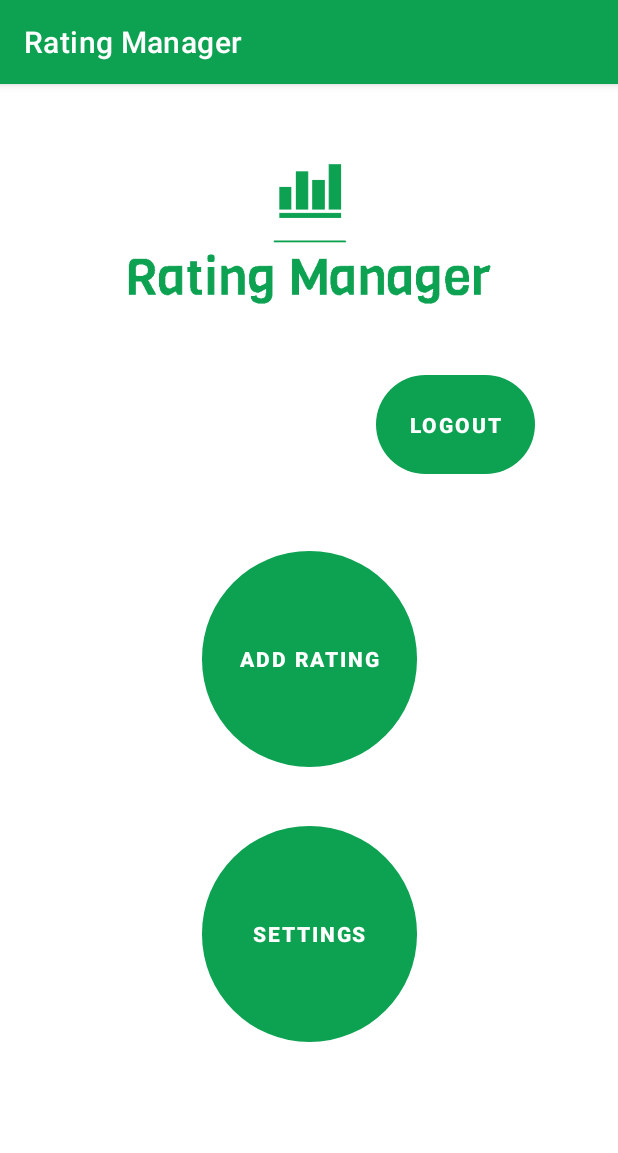
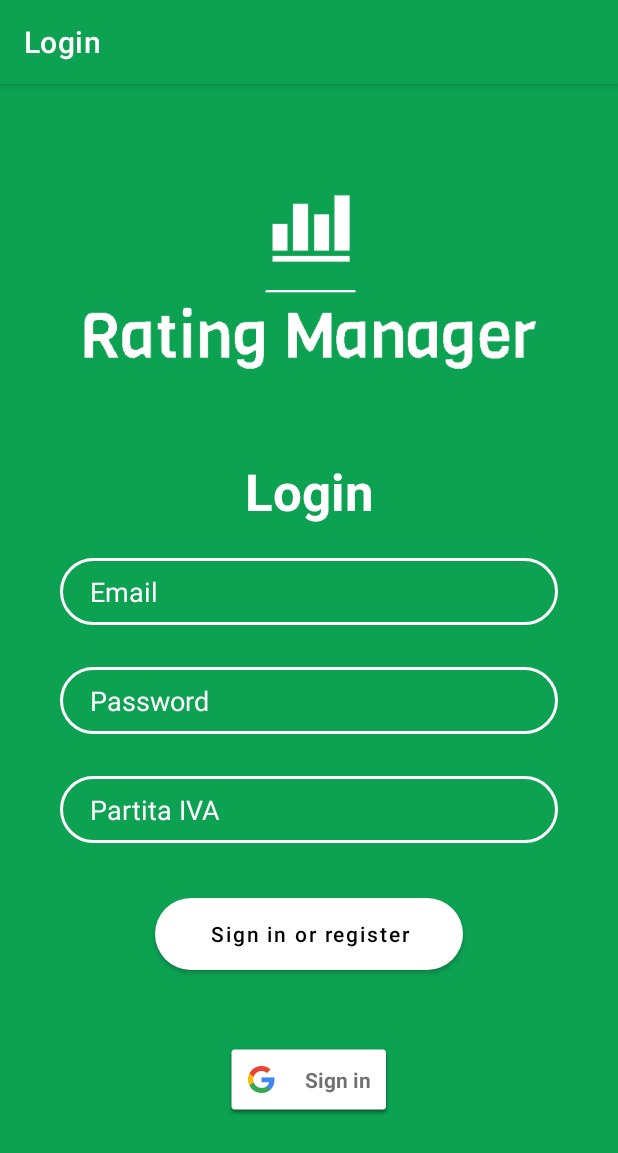
Before and after one commit to Tod-dev/Best-Client-v2, an Android app: the screen it shows after launch (MainActivity before the commit, LoginActivity after it), on a phone screen of 412 x 824 dp. Shown: the top 1153 px of the screen. Run offline under Robolectric (Android 15) with nearby library versions, the phone set to English and light mode, and no system bars; our stand-ins replace Firebase (no records; nobody signed in at launch, a user with empty details on screens opened directly).

Commit message:
Creazione nuovo utente

```diff
--- a/app/src/main/java/com/example/progettobiancotodaro/MainActivity.java
+++ b/app/src/main/java/com/example/progettobiancotodaro/MainActivity.java
@@ -113,11 +113,11 @@ public class MainActivity extends AppCompatActivity {
         //Toast.makeText(this,"sign in", Toast.LENGTH_SHORT).show();
         GoogleSignInAccount account = GoogleSignIn.getLastSignedInAccount(this);
 
-       /* if(account == null){
+        if(account == null){
             Intent intent = new Intent(MainActivity.this, LoginActivity.class);
             startActivity(intent);
         }
-        */
+
     }
 
     private void signOut() {
--- a/app/src/main/java/com/example/progettobiancotodaro/ui/login/LoginActivity.java
+++ b/app/src/main/java/com/example/progettobiancotodaro/ui/login/LoginActivity.java
@@ -3,7 +3,11 @@ package  com.example.progettobiancotodaro.ui.login;
 import android.content.Intent;
 import android.os.Bundle;
 import android.util.Log;
+import android.view.View;
+import android.widget.Button;
+import android.widget.EditText;
 
+import androidx.annotation.NonNull;
 import androidx.appcompat.app.AppCompatActivity;
 
 import com.example.progettobiancotodaro.MainActivity;
@@ -13,18 +17,40 @@ import com.google.android.gms.auth.api.signin.GoogleSignInAccount;
 import com.google.android.gms.auth.api.signin.GoogleSignInClient;
 import com.google.android.gms.auth.api.signin.GoogleSignInOptions;
 import com.google.android.gms.common.api.ApiException;
+import com.google.android.gms.tasks.OnCompleteListener;
 import com.google.android.gms.tasks.Task;
+import com.google.firebase.auth.AuthResult;
+import com.google.firebase.auth.FirebaseAuth;
+import com.google.firebase.database.FirebaseDatabase;
+
+import java.util.Objects;
 
 public class LoginActivity extends AppCompatActivity {
     int RC_SIGN_IN = 0;
     GoogleSignInClient mGoogleSignInClient;
+    Button loginBtn;
+    EditText email;
+    EditText password;
+    EditText piva;
+    private FirebaseAuth auth;
 
     @Override
     public void onCreate(Bundle savedInstanceState) {
         super.onCreate(savedInstanceState);
         setContentView(R.layout.activity_login);
 
-        GoogleSignInOptions gso = new GoogleSignInOptions.Builder(GoogleSignInOptions.DEFAULT_SIGN_IN)
+        email = findViewById(R.id.email);
+        password = findViewById(R.id.password);
+        piva = findViewById(R.id.piva);
+
+        loginBtn = findViewById(R.id.login);
+        loginBtn.setOnClickListener(new View.OnClickListener() {
+            @Override
+            public void onClick(View v) {
+                registerUser();
+            }
+        });
+        /*GoogleSignInOptions gso = new GoogleSignInOptions.Builder(GoogleSignInOptions.DEFAULT_SIGN_IN)
                 .requestEmail()
                 .build();
 
@@ -36,7 +62,28 @@ public class LoginActivity extends AppCompatActivity {
                 signIn();
                 // ...
             }
+        });*/
+    }
+
+    private void registerUser(){
+        String emailText = email.getText().toString();
+        String passwordText = password.getText().toString();
+        String pivaText = piva.getText().toString();
+
+        User user = new User(emailText, passwordText, pivaText);
+
+        auth = FirebaseAuth.getInstance();
+        auth.createUserWithEmailAndPassword(emailText, passwordText)
+                .addOnCompleteListener(new OnCompleteListener<AuthResult>() {
+            @Override
+            public void onComplete(@NonNull Task<AuthResult> task) {
+                if(task.isSuccessful()){
+                    FirebaseDatabase.getInstance().getReference("Users")
+                            .child(Objects.requireNonNull(auth.getCurrentUser()).getUid()).setValue(user);
+                }
+            }
         });
+
     }
 
     private void signIn() {
--- a/app/src/main/res/layout/activity_login.xml
+++ b/app/src/main/res/layout/activity_login.xml
@@ -13,7 +13,7 @@
     tools:context=".ui.login.LoginActivity">
 
     <EditText
-        android:id="@+id/username"
+        android:id="@+id/email"
         android:layout_width="0dp"
         android:layout_height="wrap_content"
         android:layout_marginStart="24dp"
@@ -56,7 +56,31 @@
         android:textColorHint="@color/white"
         app:layout_constraintEnd_toEndOf="parent"
         app:layout_constraintStart_toStartOf="parent"
-        app:layout_constraintTop_toBottomOf="@+id/username" />
+        app:layout_constraintTop_toBottomOf="@+id/email" />
+
+    <EditText
+        android:id="@+id/piva"
+        android:layout_width="0dp"
+        android:layout_height="wrap_content"
+        android:layout_marginStart="24dp"
+        android:layout_marginTop="28dp"
+        android:layout_marginEnd="24dp"
+        android:background="@drawable/input_round"
+        android:hint="@string/piva"
+        android:imeActionLabel="@string/action_sign_in_short"
+        android:imeOptions="actionDone"
+        android:inputType="text"
+        android:paddingLeft="20dp"
+        android:paddingTop="10dp"
+        android:paddingRight="10dp"
+        android:paddingBottom="10dp"
+        android:selectAllOnFocus="true"
+        android:textColor="@color/white"
+        android:textColorHighlight="@color/white"
+        android:textColorHint="@color/white"
+        app:layout_constraintEnd_toEndOf="parent"
+        app:layout_constraintStart_toStartOf="parent"
+        app:layout_constraintTop_toBottomOf="@+id/password" />
 
     <Button
         android:id="@+id/login"
@@ -76,7 +100,7 @@
         app:layout_constraintEnd_toEndOf="parent"
         app:layout_constraintStart_toStartOf="parent"
         app:layout_constraintTop_toBottomOf="@+id/password"
-        app:layout_constraintVertical_bias="0.2" />
+        app:layout_constraintVertical_bias="0.491" />
 
     <com.google.android.gms.common.SignInButton
         android:id="@+id/loginGoogle"
@@ -95,7 +119,7 @@
         app:layout_constraintEnd_toEndOf="parent"
         app:layout_constraintStart_toStartOf="parent"
         app:layout_constraintTop_toBottomOf="@+id/password"
-        app:layout_constraintVertical_bias="0.707" />
+        app:layout_constraintVertical_bias="1.0" />
 
     <ProgressBar
         android:id="@+id/loading"
--- a/app/src/main/res/values/strings.xml
+++ b/app/src/main/res/values/strings.xml
@@ -11,6 +11,7 @@
     <string name="toastMessageValue">toast_message</string>
     <string name="notification">Notification</string>
     <string name="lastcalls">Last Calls</string>
+    <string name="piva">Partita IVA</string>
     <string name="comment">Comment</string>
     <string name="settingsChoice">How to get phone number rating</string>
     <string name="title_activity_settings">SettingsActivity</string>
```
Also changed, not shown: app/src/main/java/com/example/progettobiancotodaro/ui/login/User.java (added, +41 -0 lines).
